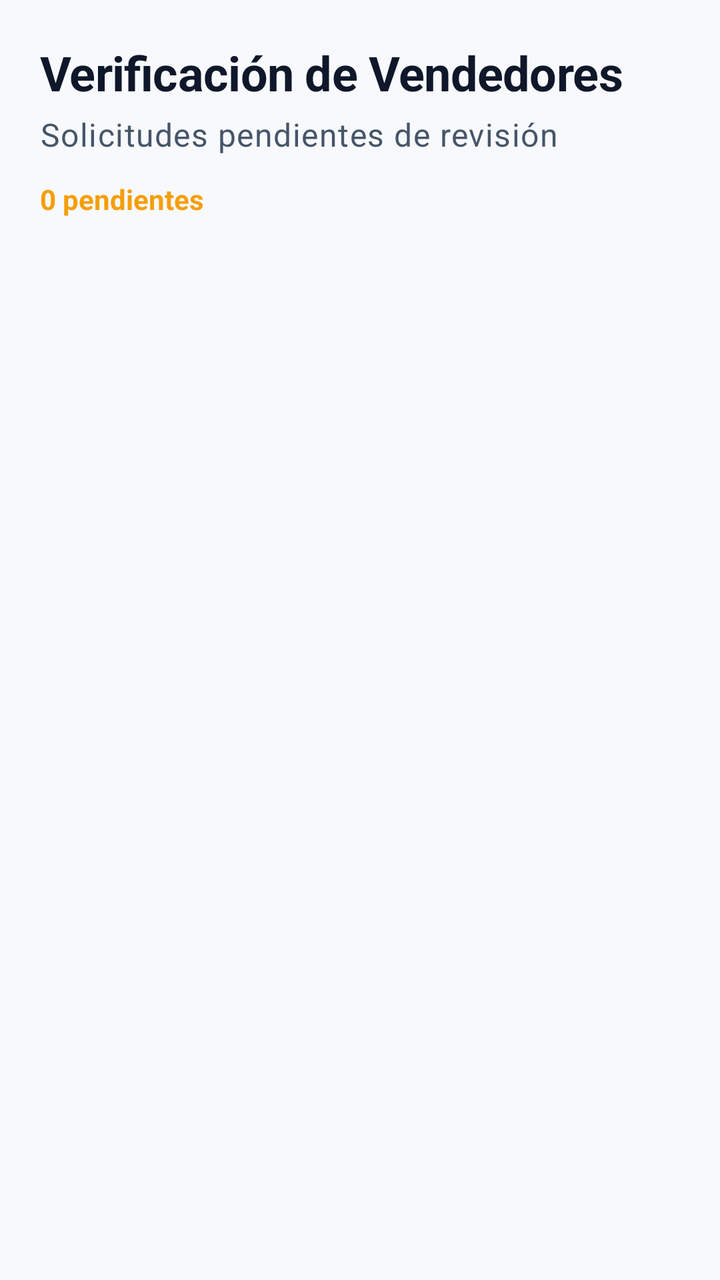
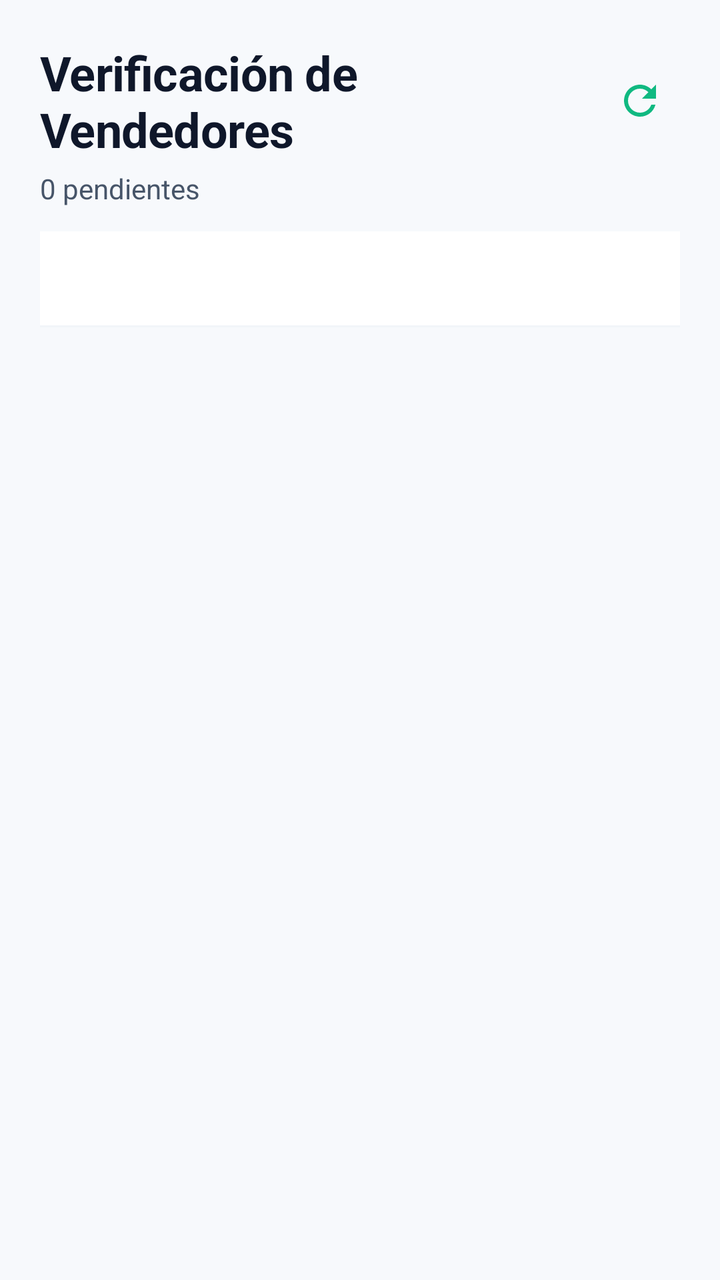

Before-and-after screenshots of an Android layout around one commit, followed by the original layout XML and the change that was made.
<!-- AndroidManifest.xml: application theme Theme.RutaAlmacen -->
<!-- res/layout/activity_admin_verificacion.xml -->
<?xml version="1.0" encoding="utf-8"?>
<androidx.constraintlayout.widget.ConstraintLayout xmlns:android="http://schemas.android.com/apk/res/android"
    xmlns:app="http://schemas.android.com/apk/res-auto"
    xmlns:tools="http://schemas.android.com/tools"
    android:id="@+id/contenedor_verificacion"
    android:layout_width="match_parent"
    android:layout_height="match_parent"
    android:background="@color/fondo_app"
    android:padding="@dimen/margen_pantalla"
    tools:context=".admin.AdminVerificacionActivity">

    <TextView
        android:id="@+id/texto_titulo_verificacion"
        android:layout_width="0dp"
        android:layout_height="wrap_content"
        android:text="Verificación de Vendedores"
        android:textAppearance="@style/TextAppearance.RutaAlmacen.Vendedor.TitleLarge"
        app:layout_constraintEnd_toEndOf="parent"
        app:layout_constraintStart_toStartOf="parent"
        app:layout_constraintTop_toTopOf="parent" />

    <TextView
        android:id="@+id/texto_subtitulo_verificacion"
        android:layout_width="0dp"
        android:layout_height="wrap_content"
        android:layout_marginTop="4dp"
        android:text="Solicitudes pendientes de revisión"
        android:textAppearance="@style/TextAppearance.RutaAlmacen.Vendedor.BodyMedium"
        app:layout_constraintEnd_toEndOf="parent"
        app:layout_constraintStart_toStartOf="parent"
        app:layout_constraintTop_toBottomOf="@id/texto_titulo_verificacion" />

    <TextView
        android:id="@+id/texto_contador_pendientes"
        android:layout_width="0dp"
        android:layout_height="wrap_content"
        android:layout_marginTop="12dp"
        android:text="0 pendientes"
        android:textColor="@color/colorSecondary"
        android:textSize="14sp"
        android:textStyle="bold"
        app:layout_constraintEnd_toEndOf="parent"
        app:layout_constraintStart_toStartOf="parent"
        app:layout_constraintTop_toBottomOf="@id/texto_subtitulo_verificacion" />

    <TextView
        android:id="@+id/texto_sin_solicitudes"
        android:layout_width="0dp"
        android:layout_height="wrap_content"
        android:layout_marginTop="48dp"
        android:gravity="center"
        android:text="No hay solicitudes pendientes"
        android:textColor="@color/texto_terciario"
        android:textSize="16sp"
        android:visibility="gone"
        app:layout_constraintEnd_toEndOf="parent"
        app:layout_constraintStart_toStartOf="parent"
        app:layout_constraintTop_toBottomOf="@id/texto_contador_pendientes" />

    <androidx.recyclerview.widget.RecyclerView
        android:id="@+id/recycler_verificaciones"
        android:layout_width="0dp"
        android:layout_height="0dp"
        android:layout_marginTop="8dp"
        android:clipToPadding="false"
        android:paddingBottom="16dp"
        app:layout_constraintBottom_toBottomOf="parent"
        app:layout_constraintEnd_toEndOf="parent"
        app:layout_constraintStart_toStartOf="parent"
        app:layout_constraintTop_toBottomOf="@id/texto_contador_pendientes"
        tools:listitem="@layout/item_lista_verificacion" />

</androidx.constraintlayout.widget.ConstraintLayout>
<!-- res/layout/item_lista_verificacion.xml (included above) -->
<?xml version="1.0" encoding="utf-8"?>
<com.google.android.material.card.MaterialCardView xmlns:android="http://schemas.android.com/apk/res/android"
    xmlns:app="http://schemas.android.com/apk/res-auto"
    android:id="@+id/tarjeta_solicitud"
    android:layout_width="match_parent"
    android:layout_height="wrap_content"
    android:layout_marginBottom="8dp"
    android:clickable="true"
    android:focusable="true"
    android:foreground="?attr/selectableItemBackground"
    app:cardBackgroundColor="@color/fondo_card"
    app:cardCornerRadius="16dp"
    app:cardElevation="2dp"
    app:strokeColor="@color/borde_sutil"
    app:strokeWidth="1dp">

    <LinearLayout
        android:layout_width="match_parent"
        android:layout_height="wrap_content"
        android:orientation="vertical"
        android:padding="16dp">

        <LinearLayout
            android:layout_width="match_parent"
            android:layout_height="wrap_content"
            android:gravity="center_vertical"
            android:orientation="horizontal">

            <TextView
                android:id="@+id/texto_nombre_almacen"
                android:layout_width="0dp"
                android:layout_height="wrap_content"
                android:layout_weight="1"
                android:text="Nombre del Almacén"
                android:textColor="@color/texto_principal"
                android:textSize="17sp"
                android:textStyle="bold" />

            <TextView
                android:id="@+id/texto_estado_pendiente"
                android:layout_width="wrap_content"
                android:layout_height="wrap_content"
                android:background="@drawable/bg_estado_pendiente"
                android:paddingHorizontal="10dp"
                android:paddingVertical="3dp"
                android:text="PENDIENTE"
                android:textColor="@color/colorSecondaryDark"
                android:textSize="11sp"
                android:textStyle="bold" />
        </LinearLayout>

        <TextView
            android:id="@+id/texto_nombre_solicitante"
            android:layout_width="match_parent"
            android:layout_height="wrap_content"
            android:layout_marginTop="6dp"
            android:text="Solicitante: Juan Pérez"
            android:textColor="@color/texto_secundario"
            android:textSize="14sp" />

        <TextView
            android:id="@+id/texto_rut"
            android:layout_width="match_parent"
            android:layout_height="wrap_content"
            android:layout_marginTop="2dp"
            android:text="RUT: 12.345.678-K"
            android:textColor="@color/texto_secundario"
            android:textSize="14sp" />

        <TextView
            android:id="@+id/texto_direccion"
            android:layout_width="match_parent"
            android:layout_height="wrap_content"
            android:layout_marginTop="2dp"
            android:text="Dirección: Av. Principal 123"
            android:textColor="@color/texto_secundario"
            android:textSize="14sp" />

        <View
            android:layout_width="match_parent"
            android:layout_height="1dp"
            android:layout_marginVertical="10dp"
            android:background="@color/divisor" />

        <LinearLayout
            android:layout_width="match_parent"
            android:layout_height="wrap_content"
            android:gravity="center_vertical"
            android:orientation="horizontal">

            <ImageView
                android:layout_width="16dp"
                android:layout_height="16dp"
                android:contentDescription="@null"
                android:src="@drawable/ic_clock"
                app:tint="@color/texto_terciario" />

            <TextView
                android:id="@+id/texto_fecha_registro"
                android:layout_width="0dp"
                android:layout_height="wrap_content"
                android:layout_marginStart="4dp"
                android:layout_weight="1"
                android:text="Registrado: 01/01/2025"
                android:textColor="@color/texto_terciario"
                android:textSize="12sp" />

            <ImageView
                android:layout_width="20dp"
                android:layout_height="20dp"
                android:contentDescription="Ver detalle"
                android:src="@drawable/ic_chevron_right"
                app:tint="@color/colorPrimary" />
        </LinearLayout>
    </LinearLayout>
</com.google.android.material.card.MaterialCardView>
<!-- resources referenced by this layout -->
<resources>
  <color name="borde_sutil">#FFE2E8F0</color>
  <color name="colorPrimary">#FF10B981</color>
  <color name="colorSecondary">#FFF59E0B</color>
  <color name="colorSecondaryDark">#FFD97706</color>
  <color name="divisor">#FFF1F5F9</color>
  <color name="fondo_app">#FFF7F9FC</color>
  <color name="fondo_card">#FFFFFFFF</color>
  <color name="texto_principal">#FF0F172A</color>
  <color name="texto_secundario">#FF475569</color>
  <color name="texto_terciario">#FF94A3B8</color>
  <dimen name="margen_pantalla">20dp</dimen>
  <!-- drawable bg_estado_pendiente (drawable) -->
  <?xml version="1.0" encoding="utf-8"?>
  <shape xmlns:android="http://schemas.android.com/apk/res/android"
      android:shape="rectangle">
      <solid android:color="@color/estado_pendiente" />
      <corners android:radius="12dp" />
  </shape>
  <style name="TextAppearance.RutaAlmacen.Vendedor.BodyMedium" parent="TextAppearance.Material3.BodyLarge">
          <item name="android:textSize">@dimen/texto_cuerpo_lg</item>
          <item name="android:textColor">@color/texto_secundario</item>
      </style>
  <style name="TextAppearance.RutaAlmacen.Vendedor.TitleLarge" parent="TextAppearance.Material3.HeadlineMedium">
          <item name="android:textSize">@dimen/texto_titulo_xl</item>
          <item name="android:textColor">@color/texto_principal</item>
          <item name="android:textStyle">bold</item>
          <item name="android:letterSpacing">-0.01</item>
      </style>
  <style name="Theme.RutaAlmacen" parent="Base.Theme.RutaAlmacen" />
  <color name="estado_pendiente">#FFF59E0B</color>
  <dimen name="texto_cuerpo_lg">16sp</dimen>
  <dimen name="texto_titulo_xl">24sp</dimen>
  <color name="colorOnPrimary">#FFFFFFFF</color>
  <color name="colorPrimaryLight">#FFD1FAE5</color>
  <color name="texto_en_pastel">#FF0F766E</color>
  <color name="colorOnSecondary">#FFFFFFFF</color>
  <color name="colorSecondaryLight">#FFFEF3C7</color>
  <color name="colorTertiary">#FF6366F1</color>
  <color name="colorTertiaryLight">#FFE0E7FF</color>
  <color name="colorAccent">#FFEF4444</color>
  <color name="colorAccentLight">#FFFEE2E2</color>
  <style name="Widget.RutaAlmacen.CardView" parent="Widget.Material3.CardView.Filled">
          <item name="cardCornerRadius">@dimen/radio_card</item>
          <item name="cardElevation">@dimen/elevacion_card</item>
          <item name="cardBackgroundColor">@color/fondo_card</item>
          <item name="strokeWidth">0dp</item>
          <item name="cardUseCompatPadding">true</item>
      </style>
  <dimen name="radio_card">20dp</dimen>
  <dimen name="elevacion_card">4dp</dimen>
  <dimen name="radio_boton">24dp</dimen>
  <dimen name="alto_boton">56dp</dimen>
  <dimen name="texto_titulo_sm">16sp</dimen>
  <dimen name="radio_input">14dp</dimen>
  <!-- unchanged entries left out for length: 5 -->
</resources>

<!-- the commit's change to res/layout/activity_admin_verificacion.xml (unified diff, before → after) -->
@@ -1,76 +1,80 @@
 <?xml version="1.0" encoding="utf-8"?>
-<androidx.constraintlayout.widget.ConstraintLayout xmlns:android="http://schemas.android.com/apk/res/android"
+<LinearLayout xmlns:android="http://schemas.android.com/apk/res/android"
     xmlns:app="http://schemas.android.com/apk/res-auto"
     xmlns:tools="http://schemas.android.com/tools"
     android:id="@+id/contenedor_verificacion"
     android:layout_width="match_parent"
     android:layout_height="match_parent"
     android:background="@color/fondo_app"
+    android:orientation="vertical"
     android:padding="@dimen/margen_pantalla"
     tools:context=".admin.AdminVerificacionActivity">
 
-    <TextView
-        android:id="@+id/texto_titulo_verificacion"
-        android:layout_width="0dp"
+    <LinearLayout
+        android:layout_width="match_parent"
         android:layout_height="wrap_content"
-        android:text="Verificación de Vendedores"
-        android:textAppearance="@style/TextAppearance.RutaAlmacen.Vendedor.TitleLarge"
-        app:layout_constraintEnd_toEndOf="parent"
-        app:layout_constraintStart_toStartOf="parent"
-        app:layout_constraintTop_toTopOf="parent" />
+        android:gravity="center_vertical"
+        android:orientation="horizontal">
 
-    <TextView
-        android:id="@+id/texto_subtitulo_verificacion"
-        android:layout_width="0dp"
-        android:layout_height="wrap_content"
-        android:layout_marginTop="4dp"
-        android:text="Solicitudes pendientes de revisión"
-        android:textAppearance="@style/TextAppearance.RutaAlmacen.Vendedor.BodyMedium"
-        app:layout_constraintEnd_toEndOf="parent"
-        app:layout_constraintStart_toStartOf="parent"
-        app:layout_constraintTop_toBottomOf="@id/texto_titulo_verificacion" />
+        <TextView
+            android:layout_width="0dp"
+            android:layout_height="wrap_content"
+            android:layout_weight="1"
+            android:text="Verificación de Vendedores"
+            android:textAppearance="@style/TextAppearance.RutaAlmacen.Vendedor.TitleLarge" />
+
+        <ImageButton
+            android:id="@+id/boton_recargar"
+            android:layout_width="40dp"
+            android:layout_height="40dp"
+            android:background="?attr/selectableItemBackgroundBorderless"
+            android:contentDescription="Recargar"
+            android:src="@drawable/ic_refresh"
+            app:tint="@color/colorPrimary" />
+    </LinearLayout>
 
     <TextView
         android:id="@+id/texto_contador_pendientes"
-        android:layout_width="0dp"
+        android:layout_width="match_parent"
+        android:layout_height="wrap_content"
+        android:layout_marginTop="4dp"
+        android:text="0 pendientes"
+        android:textColor="@color/texto_secundario"
+        android:textSize="14sp" />
+
+    <com.google.android.material.tabs.TabLayout
+        android:id="@+id/tab_layout_estados"
+        android:layout_width="match_parent"
         android:layout_height="wrap_content"
         android:layout_marginTop="12dp"
-        android:text="0 pendientes"
-        android:textColor="@color/colorSecondary"
-        android:textSize="14sp"
-        android:textStyle="bold"
-        app:layout_constraintEnd_toEndOf="parent"
-        app:layout_constraintStart_toStartOf="parent"
-        app:layout_constraintTop_toBottomOf="@id/texto_subtitulo_verificacion" />
+        app:tabBackground="@drawable/bg_tab_selector"
+        app:tabGravity="fill"
+        app:tabMode="fixed"
+        app:tabSelectedTextColor="@color/texto_inverso"
+        app:tabTextColor="@color/texto_secundario" />
 
     <TextView
         android:id="@+id/texto_sin_solicitudes"
-        android:layout_width="0dp"
+        android:layout_width="match_parent"
         android:layout_height="wrap_content"
         android:layout_marginTop="48dp"
         android:gravity="center"
-        android:text="No hay solicitudes pendientes"
+        android:text="No hay solicitudes en esta categoría"
         android:textColor="@color/texto_terciario"
         android:textSize="16sp"
-        android:visibility="gone"
-        app:layout_constraintEnd_toEndOf="parent"
-        app:layout_constraintStart_toStartOf="parent"
-        app:layout_constraintTop_toBottomOf="@id/texto_contador_pendientes" />
+        android:visibility="gone" />
 
     <androidx.recyclerview.widget.RecyclerView
         android:id="@+id/recycler_verificaciones"
-        android:layout_width="0dp"
+        android:layout_width="match_parent"
         android:layout_height="0dp"
         android:layout_marginTop="8dp"
+        android:layout_weight="1"
         android:clipToPadding="false"
         android:paddingBottom="16dp"
-        app:layout_constraintBottom_toBottomOf="parent"
-        app:layout_constraintEnd_toEndOf="parent"
-        app:layout_constraintStart_toStartOf="parent"
-        app:layout_constraintTop_toBottomOf="@id/texto_contador_pendientes"
         tools:listitem="@layout/item_lista_verificacion" />
 
-</androidx.constraintlayout.widget.ConstraintLayout>
+</LinearLayout>
 <!-- res/layout/item_lista_verificacion.xml (included above) -->
 <?xml version="1.0" encoding="utf-8"?>
 <com.google.android.material.card.MaterialCardView xmlns:android="http://schemas.android.com/apk/res/android"
@@ -111,7 +115,7 @@
                 android:textStyle="bold" />
 
             <TextView
-                android:id="@+id/texto_estado_pendiente"
+                android:id="@+id/texto_estado_badge"
                 android:layout_width="wrap_content"
                 android:layout_height="wrap_content"
                 android:background="@drawable/bg_estado_pendiente"
<!-- resource entries referenced after the edit -->
@@ -7,6 +7,7 @@
   <color name="divisor">#FFF1F5F9</color>
   <color name="fondo_app">#FFF7F9FC</color>
   <color name="fondo_card">#FFFFFFFF</color>
+  <color name="texto_inverso">#FFFFFFFF</color>
   <color name="texto_principal">#FF0F172A</color>
   <color name="texto_secundario">#FF475569</color>
   <color name="texto_terciario">#FF94A3B8</color>
@@ -18,10 +19,34 @@
       <solid android:color="@color/estado_pendiente" />
       <corners android:radius="12dp" />
   </shape>
-  <style name="TextAppearance.RutaAlmacen.Vendedor.BodyMedium" parent="TextAppearance.Material3.BodyLarge">
-          <item name="android:textSize">@dimen/texto_cuerpo_lg</item>
-          <item name="android:textColor">@color/texto_secundario</item>
-      </style>
+  <!-- drawable bg_tab_selector (drawable) -->
+  <?xml version="1.0" encoding="utf-8"?>
+  <selector xmlns:android="http://schemas.android.com/apk/res/android">
+      <item android:state_selected="true">
+          <shape android:shape="rectangle">
+              <solid android:color="@color/colorPrimary" />
+              <corners android:radius="8dp" />
+          </shape>
+      </item>
+      <item>
+          <shape android:shape="rectangle">
+              <solid android:color="@color/fondo_card" />
+              <corners android:radius="8dp" />
+              <stroke android:width="1dp" android:color="@color/borde_sutil" />
+          </shape>
+      </item>
+  </selector>
+  <!-- drawable ic_refresh (drawable) -->
+  <?xml version="1.0" encoding="utf-8"?>
+  <vector xmlns:android="http://schemas.android.com/apk/res/android"
+      android:width="24dp"
+      android:height="24dp"
+      android:viewportWidth="24"
+      android:viewportHeight="24">
+      <path
+          android:fillColor="#000000"
+          android:pathData="M17.65,6.35C16.2,4.9 14.21,4 12,4c-4.42,0 -7.99,3.58 -7.99,8s3.57,8 7.99,8c3.73,0 6.84,-2.55 7.73,-6h-2.08c-0.82,2.33 -3.04,4 -5.65,4 -3.31,0 -6,-2.69 -6,-6s2.69,-6 6,-6c1.66,0 3.14,0.69 4.22,1.78L13,11h7V4l-2.35,2.35z" />
+  </vector>
   <style name="TextAppearance.RutaAlmacen.Vendedor.TitleLarge" parent="TextAppearance.Material3.HeadlineMedium">
           <item name="android:textSize">@dimen/texto_titulo_xl</item>
           <item name="android:textColor">@color/texto_principal</item>
@@ -30,7 +55,6 @@
       </style>
   <style name="Theme.RutaAlmacen" parent="Base.Theme.RutaAlmacen" />
   <color name="estado_pendiente">#FFF59E0B</color>
-  <dimen name="texto_cuerpo_lg">16sp</dimen>
   <dimen name="texto_titulo_xl">24sp</dimen>
   <color name="colorOnPrimary">#FFFFFFFF</color>
   <color name="colorPrimaryLight">#FFD1FAE5</color>
